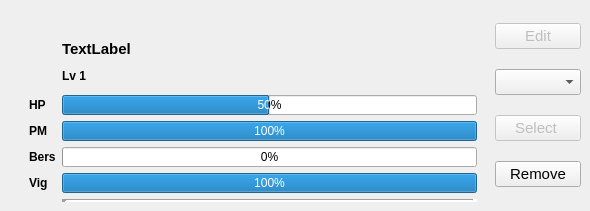
Qt form app/view/forms/heropanel.ui (r0nd0ud0u/qt-rpg) before a commit.
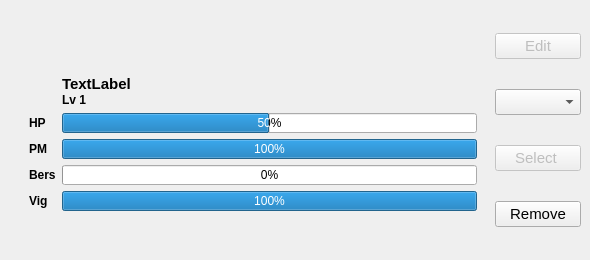
The same form after that commit. Custom widgets are drawn as their Qt base class.

```diff
--- a/app/view/forms/heropanel.ui
+++ b/app/view/forms/heropanel.ui
@@ -149,6 +149,94 @@
          <property name="bottomMargin">
           <number>9</number>
          </property>
+         <item row="8" column="1">
+          <widget class="QProgressBar" name="vigor_bar">
+           <property name="maximumSize">
+            <size>
+             <width>16777215</width>
+             <height>20</height>
+            </size>
+           </property>
+           <property name="font">
+            <font>
+             <pointsize>9</pointsize>
+            </font>
+           </property>
+           <property name="value">
+            <number>100</number>
+           </property>
+          </widget>
+         </item>
+         <item row="6" column="1">
+          <widget class="QProgressBar" name="bersecker_bar">
+           <property name="maximumSize">
+            <size>
+             <width>16777215</width>
+             <height>20</height>
+            </size>
+           </property>
+           <property name="font">
+            <font>
+             <pointsize>9</pointsize>
+            </font>
+           </property>
+           <property name="value">
+            <number>0</number>
+           </property>
+          </widget>
+         </item>
+         <item row="6" column="0">
+          <widget class="QLabel" name="bersecker_label">
+           <property name="font">
+            <font>
+             <pointsize>9</pointsize>
+             <bold>true</bold>
+            </font>
+           </property>
+           <property name="text">
+            <string>Bers</string>
+           </property>
+          </widget>
+         </item>
+         <item row="8" column="0">
+          <widget class="QLabel" name="vigor_label">
+           <property name="font">
+            <font>
+             <pointsize>9</pointsize>
+             <bold>true</bold>
+            </font>
+           </property>
+           <property name="text">
+            <string>Vig</string>
+           </property>
+          </widget>
+         </item>
+         <item row="2" column="0">
+          <widget class="QLabel" name="hp_label">
+           <property name="font">
+            <font>
+             <pointsize>9</pointsize>
+             <bold>true</bold>
+            </font>
+           </property>
+           <property name="text">
+            <string>HP</string>
+           </property>
+          </widget>
+         </item>
+         <item row="4" column="0">
+          <widget class="QLabel" name="mana_label">
+           <property name="font">
+            <font>
+             <pointsize>9</pointsize>
+             <bold>true</bold>
+            </font>
+           </property>
+           <property name="text">
+            <string>PM</string>
+           </property>
+          </widget>
+         </item>
          <item row="1" column="1">
           <widget class="QWidget" name="hero_info" native="true">
            <layout class="QVBoxLayout" name="verticalLayout">
@@ -167,6 +255,19 @@
             <property name="bottomMargin">
              <number>0</number>
             </property>
+            <item>
+             <spacer name="verticalSpacer">
+              <property name="orientation">
+               <enum>Qt::Vertical</enum>
+              </property>
+              <property name="sizeHint" stdset="0">
+               <size>
+                <width>20</width>
+                <height>40</height>
+               </size>
+              </property>
+             </spacer>
+            </item>
             <item>
              <widget class="QLabel" name="hero_name">
               <property name="sizePolicy">
@@ -208,7 +309,25 @@
            </layout>
           </widget>
          </item>
-         <item row="3" column="1">
+         <item row="4" column="1">
+          <widget class="QProgressBar" name="mana_bar">
+           <property name="maximumSize">
+            <size>
+             <width>16777215</width>
+             <height>20</height>
+            </size>
+           </property>
+           <property name="font">
+            <font>
+             <pointsize>9</pointsize>
+            </font>
+           </property>
+           <property name="value">
+            <number>100</number>
+           </property>
+          </widget>
+         </item>
+         <item row="2" column="1">
           <widget class="QProgressBar" name="hp_Bar">
            <property name="maximumSize">
             <size>
@@ -229,122 +348,6 @@
            </property>
           </widget>
          </item>
-         <item row="5" column="1">
-          <widget class="QProgressBar" name="mana_bar">
-           <property name="maximumSize">
-            <size>
-             <width>16777215</width>
-             <height>20</height>
-            </size>
-           </property>
-           <property name="font">
-            <font>
-             <pointsize>9</pointsize>
-            </font>
-           </property>
-           <property name="value">
-            <number>100</number>
-           </property>
-          </widget>
-         </item>
-         <item row="7" column="0">
-          <widget class="QLabel" name="bersecker_label">
-           <property name="font">
-            <font>
-             <pointsize>9</pointsize>
-             <bold>true</bold>
-            </font>
-           </property>
-           <property name="text">
-            <string>Bers</string>
-           </property>
-          </widget>
-         </item>
-         <item row="7" column="1">
-          <widget class="QProgressBar" name="bersecker_bar">
-           <property name="maximumSize">
-            <size>
-             <width>16777215</width>
-             <height>20</height>
-            </size>
-           </property>
-           <property name="font">
-            <font>
-             <pointsize>9</pointsize>
-            </font>
-           </property>
-           <property name="value">
-            <number>0</number>
-           </property>
-          </widget>
-         </item>
-         <item row="9" column="1">
-          <widget class="QProgressBar" name="vigor_bar">
-           <property name="maximumSize">
-            <size>
-             <width>16777215</width>
-             <height>20</height>
-            </size>
-           </property>
-           <property name="font">
-            <font>
-             <pointsize>9</pointsize>
-            </font>
-           </property>
-           <property name="value">
-            <number>100</number>
-           </property>
-          </widget>
-         </item>
-         <item row="10" column="1">
-          <widget class="Line" name="line">
-           <property name="lineWidth">
-            <number>5</number>
-           </property>
-           <property name="orientation">
-            <enum>Qt::Horizontal</enum>
-           </property>
-          </widget>
-         </item>
-         <item row="3" column="0">
-          <widget class="QLabel" name="hp_label">
-           <property name="font">
-            <font>
-             <pointsize>9</pointsize>
-             <bold>true</bold>
-            </font>
-           </property>
-           <property name="text">
-            <string>HP</string>
-           </property>
-          </widget>
-         </item>
-         <item row="5" column="0">
-          <widget class="QLabel" name="mana_label">
-           <property name="font">
-            <font>
-             <pointsize>9</pointsize>
-             <bold>true</bold>
-            </font>
-           </property>
-           <property name="text">
-            <string>PM</string>
-           </property>
-          </widget>
-         </item>
-         <item row="9" column="0">
-          <widget class="QLabel" name="vigor_label">
-           <property name="font">
-            <font>
-             <pointsize>9</pointsize>
-             <bold>true</bold>
-            </font>
-           </property>
-           <property name="text">
-            <string>Vig</string>
-           </property>
-          </widget>
-         </item>
          <item row="0" column="1">
           <widget class="DotView" name="verticalWidget" native="true">
            <property name="minimumSize">
@@ -361,6 +364,19 @@
            </property>
           </widget>
          </item>
+         <item row="9" column="1">
+          <spacer name="verticalSpacer_3">
+           <property name="orientation">
+            <enum>Qt::Vertical</enum>
+           </property>
+           <property name="sizeHint" stdset="0">
+            <size>
+             <width>20</width>
+             <height>40</height>
+            </size>
+           </property>
+          </spacer>
+         </item>
         </layout>
        </widget>
       </item>
@@ -412,6 +428,11 @@
   </layout>
  </widget>
  <customwidgets>
+  <customwidget>
+   <class>CompSecondaryButton</class>
+   <extends>QPushButton</extends>
+   <header location="global">CompButtons.h</header>
+  </customwidget>
   <customwidget>
    <class>ImgCharacterView</class>
    <extends>QWidget</extends>
```
Left out of the diff: 6 changed lines with no effect on the pictures.
